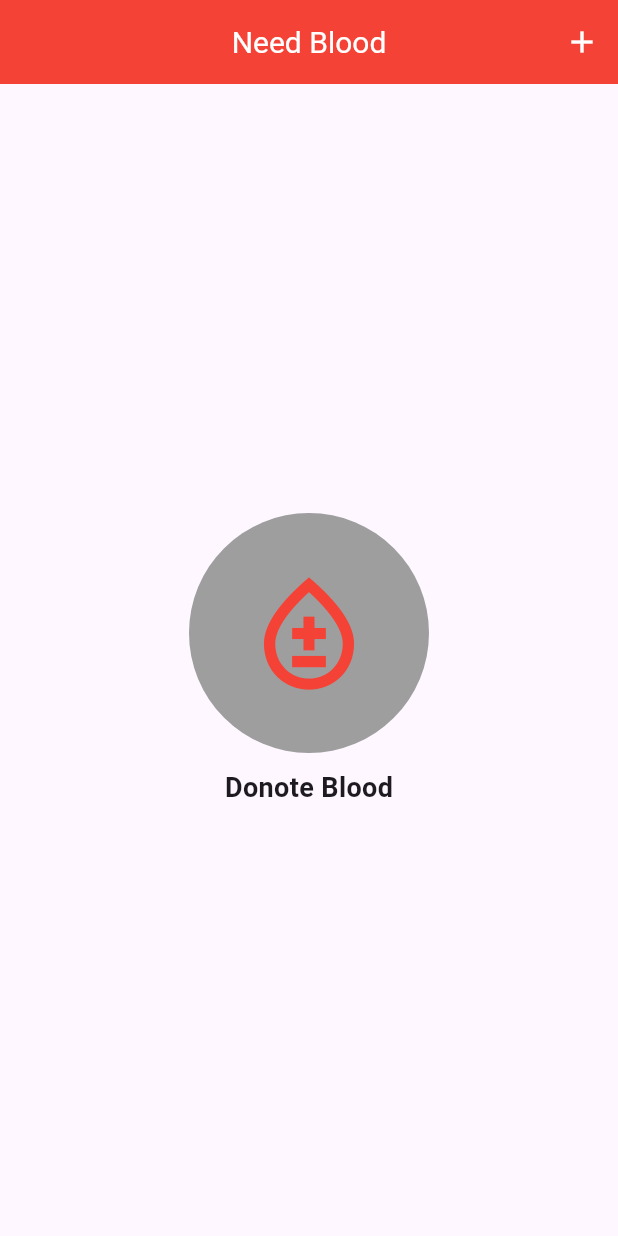
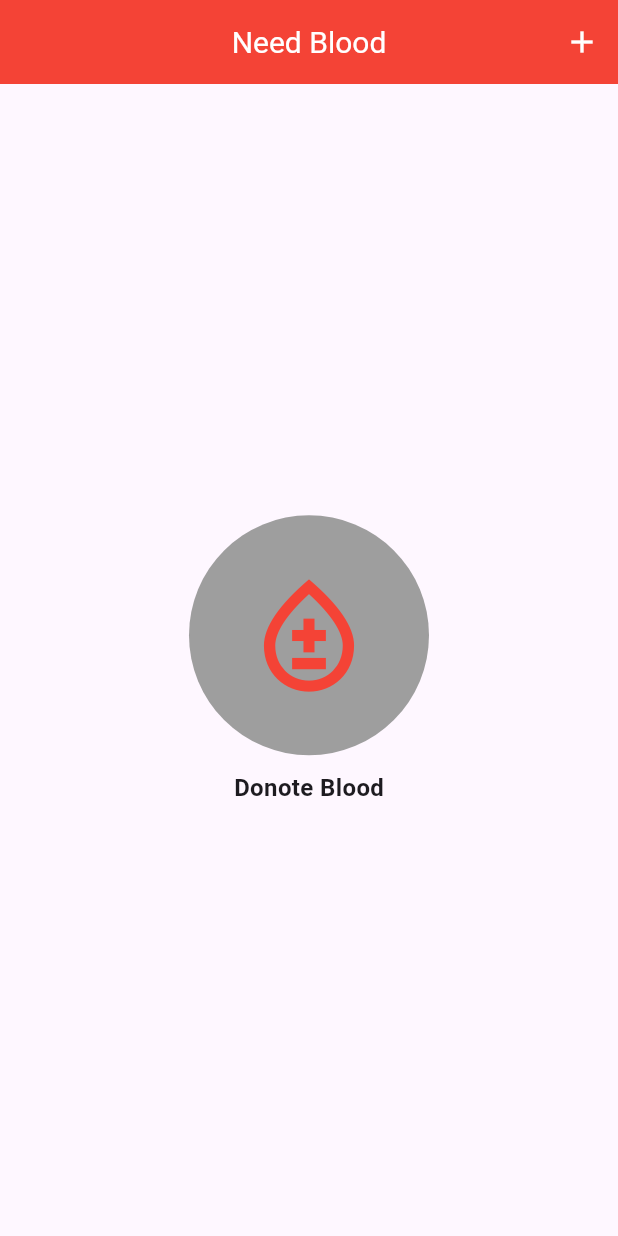
Before and after one commit to MehrabHussain47/Exam_02, a Flutter app: the screen it shows after launch, on a phone screen of 412 x 824 dp. Run offline on Flutter 3.47's test engine with Material 3 defaults, Android fonts, the phone set to English and light mode, and no system bars.

Commit message:
Final Commit

```diff
--- a/lib/main.dart
+++ b/lib/main.dart
@@ -49,7 +49,7 @@ class HomeScreen extends StatelessWidget{
               backgroundColor: Colors.grey,
             ),
             SizedBox(height: 10,),
-            Text('Donote Blood', style: TextStyle(fontSize:18, fontWeight: FontWeight.bold),)
+            Text('Donote Blood', style: TextStyle(fontSize:16, fontWeight: FontWeight.bold),)
           ],
         ),
       ),
```
